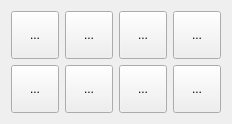
First picture: the form in Libs/SlicerExt/stkSlicerLayoutWidget.ui, repository zpphigh/STK, before the edit.
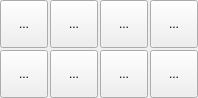
Second picture: the form after the edit. Icons and pictures are not drawn.

Commit message: add layout icons

What changed in the file:
```diff
--- a/Libs/SlicerExt/stkSlicerLayoutWidget.ui
+++ b/Libs/SlicerExt/stkSlicerLayoutWidget.ui
@@ -6,14 +6,20 @@
    <rect>
     <x>0</x>
     <y>0</y>
-    <width>228</width>
-    <height>120</height>
+    <width>198</width>
+    <height>98</height>
    </rect>
   </property>
   <property name="windowTitle">
    <string>stkSlicerLayoutWidget</string>
   </property>
   <layout class="QGridLayout" name="gridLayout">
+   <property name="margin">
+    <number>0</number>
+   </property>
+   <property name="spacing">
+    <number>2</number>
+   </property>
    <item row="0" column="0">
     <widget class="QToolButton" name="SlicerLayoutConventionalViewButton">
      <property name="minimumSize">
```
Left out of the diff: 36 changed lines with no effect on the pictures. The commit also changes 10 other files.
